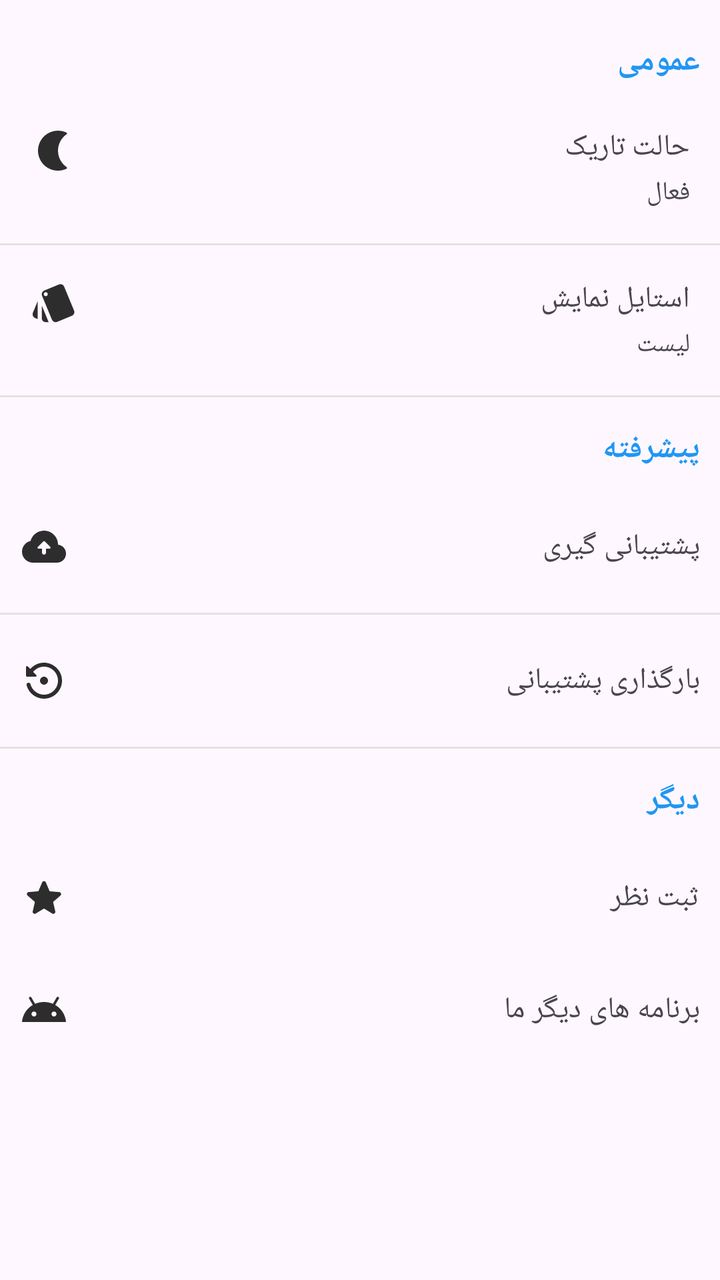
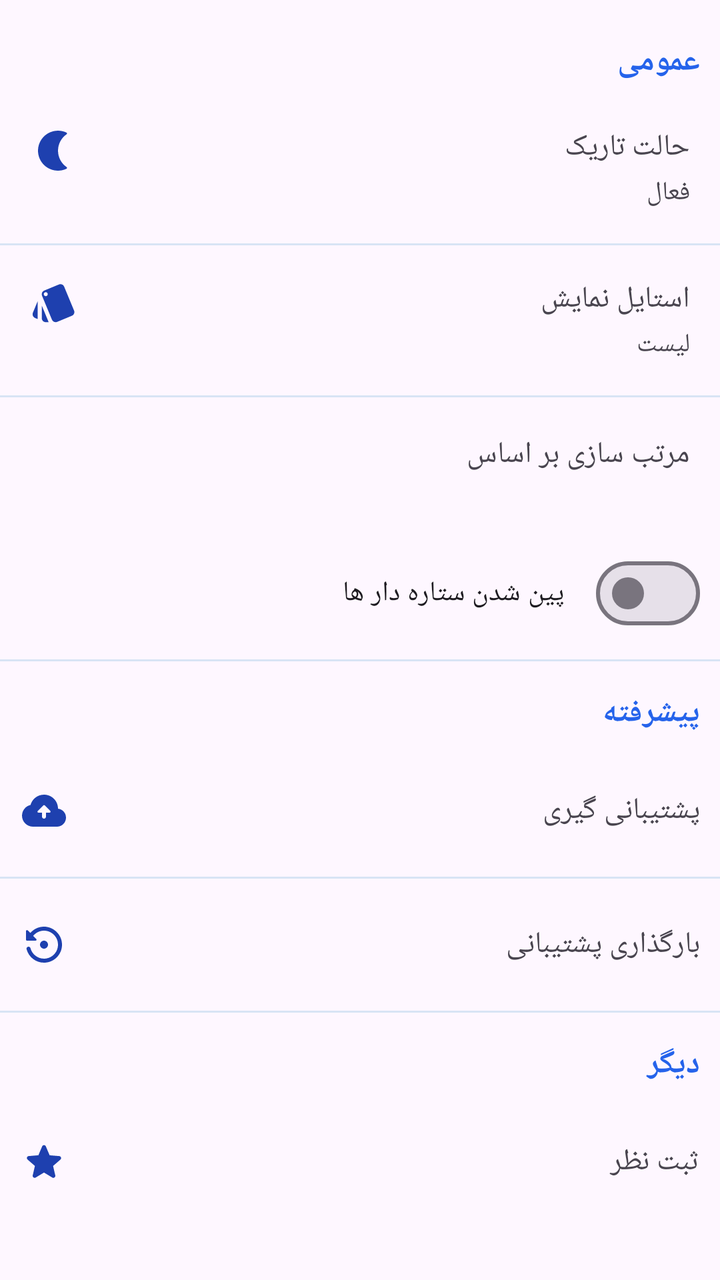

Before-and-after screenshots of an Android layout around one commit, followed by the original layout XML and the change that was made.
<!-- AndroidManifest.xml: application theme Theme.Notes -->
<!-- res/layout/fragment_settings.xml -->
<?xml version="1.0" encoding="utf-8"?>
<LinearLayout xmlns:android="http://schemas.android.com/apk/res/android"
    android:layout_width="match_parent"
    android:layout_height="match_parent">

    <androidx.core.widget.NestedScrollView
        android:layout_width="match_parent"
        android:layout_height="wrap_content">

        <LinearLayout
            android:layout_width="match_parent"
            android:layout_height="wrap_content"
            android:orientation="vertical"
            android:paddingVertical="20dp">

            <androidx.appcompat.widget.AppCompatTextView
                android:layout_width="match_parent"
                android:layout_height="wrap_content"
                android:layout_marginHorizontal="10dp"
                android:layout_marginBottom="10dp"
                android:text="عمومی"
                android:textColor="@color/colorPrimary"
                android:textSize="16sp"
                android:textStyle="bold" />

            <LinearLayout
                android:id="@+id/dark_mode"
                android:layout_width="match_parent"
                android:layout_height="wrap_content"
                android:layout_marginHorizontal="5dp"
                android:background="?selectableItemBackground"
                android:gravity="center_vertical"
                android:minHeight="65dp"
                android:orientation="vertical">

                <androidx.appcompat.widget.AppCompatTextView
                    android:layout_width="match_parent"
                    android:drawablePadding="10dp"
                    android:drawableStart="@drawable/round_nightlight_24"
                    android:layout_height="wrap_content"
                    android:layout_marginHorizontal="10dp"
                    android:text="حالت تاریک"
                    android:textSize="15sp" />

                <androidx.appcompat.widget.AppCompatTextView
                    android:id="@+id/dark_mode_status"
                    android:layout_width="match_parent"
                    android:layout_height="wrap_content"
                    android:layout_marginHorizontal="10dp"
                    android:text="فعال"
                    android:textSize="13sp" />

            </LinearLayout>

            <View
                android:layout_width="match_parent"
                android:layout_height="1dp"
                android:layout_marginVertical="5dp"
                android:background="@color/colorDivider" />

            <LinearLayout
                android:id="@+id/layout_style"
                android:layout_width="match_parent"
                android:layout_height="wrap_content"
                android:layout_marginHorizontal="5dp"
                android:background="?selectableItemBackground"
                android:gravity="center_vertical"
                android:minHeight="65dp"
                android:orientation="vertical">

                <androidx.appcompat.widget.AppCompatTextView
                    android:layout_width="match_parent"
                    android:layout_height="wrap_content"
                    android:drawablePadding="10dp"
                    android:drawableStart="@drawable/round_style_24"
                    android:layout_marginHorizontal="10dp"
                    android:text="استایل نمایش"
                    android:textSize="15sp" />

                <androidx.appcompat.widget.AppCompatTextView
                    android:id="@+id/layout_style_status"
                    android:layout_width="match_parent"
                    android:layout_height="wrap_content"
                    android:layout_marginHorizontal="10dp"
                    android:text="لیست"
                    android:textSize="13sp" />

            </LinearLayout>

            <View
                android:layout_width="match_parent"
                android:layout_height="1dp"
                android:layout_marginVertical="5dp"
                android:background="@color/colorDivider" />

            <androidx.appcompat.widget.AppCompatTextView
                android:layout_width="match_parent"
                android:layout_height="wrap_content"
                android:layout_marginHorizontal="10dp"
                android:layout_marginTop="10dp"
                android:layout_marginBottom="10dp"
                android:text="پیشرفته"
                android:textColor="@color/colorPrimary"
                android:textSize="16sp"
                android:textStyle="bold" />

            <androidx.appcompat.widget.AppCompatTextView
                android:id="@+id/backup"
                android:drawablePadding="10dp"
                android:drawableStart="@drawable/round_backup_24"
                android:layout_width="match_parent"
                android:layout_height="56dp"
                android:background="?selectableItemBackground"
                android:gravity="center_vertical"
                android:paddingHorizontal="10dp"
                android:text="پشتیبانی گیری"
                android:textSize="15sp" />

            <View
                android:layout_width="match_parent"
                android:layout_height="1dp"
                android:layout_marginVertical="5dp"
                android:background="@color/colorDivider" />

            <androidx.appcompat.widget.AppCompatTextView
                android:id="@+id/restore"
                android:drawablePadding="10dp"
                android:drawableStart="@drawable/round_settings_backup_restore_24"
                android:layout_width="match_parent"
                android:layout_height="56dp"
                android:background="?selectableItemBackground"
                android:gravity="center_vertical"
                android:paddingHorizontal="10dp"
                android:text="بارگذاری پشتیبانی"
                android:textSize="15sp" />

            <View
                android:layout_width="match_parent"
                android:layout_height="1dp"
                android:layout_marginVertical="5dp"
                android:background="@color/colorDivider" />

            <androidx.appcompat.widget.AppCompatTextView
                android:layout_width="match_parent"
                android:layout_height="wrap_content"
                android:layout_marginHorizontal="10dp"
                android:layout_marginTop="10dp"
                android:layout_marginBottom="10dp"
                android:text="دیگر"
                android:textColor="@color/colorPrimary"
                android:textSize="16sp"
                android:textStyle="bold" />

            <androidx.appcompat.widget.AppCompatTextView
                android:id="@+id/rate"
                android:layout_width="match_parent"
                android:layout_height="56dp"
                android:background="?selectableItemBackground"
                android:drawableStart="@drawable/round_star_24"
                android:drawablePadding="10dp"
                android:drawableTint="@color/colorIcon"
                android:gravity="center_vertical"
                android:paddingHorizontal="10dp"
                android:text="ثبت نظر"
                android:textSize="15sp" />

            <androidx.appcompat.widget.AppCompatTextView
                android:id="@+id/other_apps"
                android:layout_width="match_parent"
                android:layout_height="56dp"
                android:background="?selectableItemBackground"
                android:drawableStart="@drawable/round_android_24"
                android:drawablePadding="10dp"
                android:gravity="center_vertical"
                android:paddingHorizontal="10dp"
                android:text="برنامه های دیگر ما"
                android:textSize="15sp" />
        </LinearLayout>

    </androidx.core.widget.NestedScrollView>


</LinearLayout>
<!-- resources referenced by this layout -->
<resources>
  <color name="colorDivider">#e2e2e2</color>
  <color name="colorIcon">#2E2D2D</color>
  <color name="colorPrimary">#2196F3</color>
  <!-- drawable round_android_24 (drawable) -->
  <vector xmlns:android="http://schemas.android.com/apk/res/android"
      android:width="24dp"
      android:height="24dp"
      android:tint="@color/colorIcon"
      android:viewportWidth="24"
      android:viewportHeight="24">
      <path
          android:fillColor="@android:color/white"
          android:pathData="M17.6,9.48l1.84,-3.18c0.16,-0.31 0.04,-0.69 -0.26,-0.85c-0.29,-0.15 -0.65,-0.06 -0.83,0.22l-1.88,3.24c-2.86,-1.21 -6.08,-1.21 -8.94,0L5.65,5.67c-0.19,-0.29 -0.58,-0.38 -0.87,-0.2C4.5,5.65 4.41,6.01 4.56,6.3L6.4,9.48C3.3,11.25 1.28,14.44 1,18h22C22.72,14.44 20.7,11.25 17.6,9.48zM7,15.25c-0.69,0 -1.25,-0.56 -1.25,-1.25c0,-0.69 0.56,-1.25 1.25,-1.25S8.25,13.31 8.25,14C8.25,14.69 7.69,15.25 7,15.25zM17,15.25c-0.69,0 -1.25,-0.56 -1.25,-1.25c0,-0.69 0.56,-1.25 1.25,-1.25s1.25,0.56 1.25,1.25C18.25,14.69 17.69,15.25 17,15.25z" />
  </vector>
  <!-- drawable round_nightlight_24 (drawable) -->
  <vector xmlns:android="http://schemas.android.com/apk/res/android"
      android:width="24dp"
      android:height="24dp"
      android:autoMirrored="true"
      android:tint="@color/colorIcon"
      android:viewportWidth="24"
      android:viewportHeight="24">
      <path
          android:fillColor="@android:color/white"
          android:pathData="M11.57,2.3c2.38,-0.59 4.68,-0.27 6.63,0.64c0.35,0.16 0.41,0.64 0.1,0.86C15.7,5.6 14,8.6 14,12s1.7,6.4 4.3,8.2c0.32,0.22 0.26,0.7 -0.09,0.86C16.93,21.66 15.5,22 14,22c-6.05,0 -10.85,-5.38 -9.87,-11.6C4.74,6.48 7.72,3.24 11.57,2.3z" />
  </vector>
  <!-- drawable round_star_24 (drawable) -->
  <vector xmlns:android="http://schemas.android.com/apk/res/android"
      android:width="24dp"
      android:height="24dp"
      android:tint="@color/golden"
      android:viewportWidth="24"
      android:viewportHeight="24">
      <path
          android:fillColor="@android:color/white"
          android:pathData="M12,17.27l4.15,2.51c0.76,0.46 1.69,-0.22 1.49,-1.08l-1.1,-4.72l3.67,-3.18c0.67,-0.58 0.31,-1.68 -0.57,-1.75l-4.83,-0.41l-1.89,-4.46c-0.34,-0.81 -1.5,-0.81 -1.84,0L9.19,8.63L4.36,9.04c-0.88,0.07 -1.24,1.17 -0.57,1.75l3.67,3.18l-1.1,4.72c-0.2,0.86 0.73,1.54 1.49,1.08L12,17.27z" />
  </vector>
  <style name="Theme.Notes" parent="Theme.Material3.DayNight">
          <item name="android:statusBarColor">@color/statusBarColor</item>
          <item name="android:windowLightStatusBar">@bool/windowLightStatusBar</item>
          <item name="colorPrimary">@color/colorPrimary</item>
          <item name="colorPrimaryContainer">@color/colorPrimaryContainer</item>
          <item name="colorOnPrimaryContainer">@color/colorOnPrimaryContainer</item>
          <item name="colorSecondary">@color/colorPrimary</item>
          <item name="background">@color/background</item>
          <item name="colorSurface">@color/background</item>
          <item name="colorOnSurface">@color/colorOnSurface</item>
          <item name="fontFamily">@font/sans</item>
      </style>
  <color name="golden">#FFC107</color>
  <color name="statusBarColor">#E3F2FD</color>
  <color name="colorPrimaryContainer">#E3F2FD</color>
  <color name="colorOnPrimaryContainer">#1565C0</color>
  <color name="background">#FFFFFF</color>
  <color name="colorOnSurface">#000000</color>
  <!-- unchanged entries left out for length: 3 -->
</resources>

<!-- the commit's change to res/layout/fragment_settings.xml (unified diff, before → after) -->
@@ -86,6 +86,43 @@
                     android:textSize="13sp" />
 
             </LinearLayout>
+
+            <View
+                android:layout_width="match_parent"
+                android:layout_height="1dp"
+                android:layout_marginVertical="5dp"
+                android:background="@color/colorDivider" />
+
+            <LinearLayout
+                android:id="@+id/sort_notes"
+                android:layout_width="match_parent"
+                android:layout_height="wrap_content"
+                android:layout_marginHorizontal="5dp"
+                android:background="?selectableItemBackground"
+                android:minHeight="65dp"
+                android:orientation="vertical"
+                android:gravity="center_vertical"
+                android:paddingHorizontal="10dp">
+
+                <TextView
+                    android:layout_width="match_parent"
+                    android:layout_height="wrap_content"
+                    android:text="@string/sort"
+                    android:textSize="15sp" />
+
+                <TextView
+                    android:id="@+id/sort_notes_status"
+                    android:layout_width="match_parent"
+                    android:layout_height="wrap_content"
+                    android:textSize="13sp" />
+            </LinearLayout>
+
+            <com.google.android.material.materialswitch.MaterialSwitch
+                android:id="@+id/pin_favorites"
+                android:layout_width="match_parent"
+                android:layout_height="56dp"
+                android:layout_marginHorizontal="10dp"
+                android:text="@string/pin_favorites" />
 
             <View
                 android:layout_width="match_parent"
@@ -164,17 +201,11 @@
                 android:text="ثبت نظر"
                 android:textSize="15sp" />
 
-            <androidx.appcompat.widget.AppCompatTextView
-                android:id="@+id/other_apps"
-                android:layout_width="match_parent"
-                android:layout_height="56dp"
-                android:background="?selectableItemBackground"
-                android:drawableStart="@drawable/round_android_24"
-                android:drawablePadding="10dp"
-                android:gravity="center_vertical"
-                android:paddingHorizontal="10dp"
-                android:text="برنامه های دیگر ما"
-                android:textSize="15sp" />
+            <LinearLayout
+                android:id="@+id/recommended_apps_container"
+                android:layout_width="match_parent"
+                android:layout_height="wrap_content"
+                android:orientation="vertical" />
         </LinearLayout>
 
     </androidx.core.widget.NestedScrollView>
<!-- resource entries referenced after the edit -->
@@ -1,19 +1,8 @@
 <!-- resources referenced by this layout -->
 <resources>
-  <color name="colorDivider">#e2e2e2</color>
-  <color name="colorIcon">#2E2D2D</color>
-  <color name="colorPrimary">#2196F3</color>
-  <!-- drawable round_android_24 (drawable) -->
-  <vector xmlns:android="http://schemas.android.com/apk/res/android"
-      android:width="24dp"
-      android:height="24dp"
-      android:tint="@color/colorIcon"
-      android:viewportWidth="24"
-      android:viewportHeight="24">
-      <path
-          android:fillColor="@android:color/white"
-          android:pathData="M17.6,9.48l1.84,-3.18c0.16,-0.31 0.04,-0.69 -0.26,-0.85c-0.29,-0.15 -0.65,-0.06 -0.83,0.22l-1.88,3.24c-2.86,-1.21 -6.08,-1.21 -8.94,0L5.65,5.67c-0.19,-0.29 -0.58,-0.38 -0.87,-0.2C4.5,5.65 4.41,6.01 4.56,6.3L6.4,9.48C3.3,11.25 1.28,14.44 1,18h22C22.72,14.44 20.7,11.25 17.6,9.48zM7,15.25c-0.69,0 -1.25,-0.56 -1.25,-1.25c0,-0.69 0.56,-1.25 1.25,-1.25S8.25,13.31 8.25,14C8.25,14.69 7.69,15.25 7,15.25zM17,15.25c-0.69,0 -1.25,-0.56 -1.25,-1.25c0,-0.69 0.56,-1.25 1.25,-1.25s1.25,0.56 1.25,1.25C18.25,14.69 17.69,15.25 17,15.25z" />
-  </vector>
+  <color name="colorDivider">#D8E4F5</color>
+  <color name="colorIcon">#1E40AF</color>
+  <color name="colorPrimary">#2563EB</color>
   <!-- drawable round_nightlight_24 (drawable) -->
   <vector xmlns:android="http://schemas.android.com/apk/res/android"
       android:width="24dp"
@@ -37,6 +26,8 @@
           android:fillColor="@android:color/white"
           android:pathData="M12,17.27l4.15,2.51c0.76,0.46 1.69,-0.22 1.49,-1.08l-1.1,-4.72l3.67,-3.18c0.67,-0.58 0.31,-1.68 -0.57,-1.75l-4.83,-0.41l-1.89,-4.46c-0.34,-0.81 -1.5,-0.81 -1.84,0L9.19,8.63L4.36,9.04c-0.88,0.07 -1.24,1.17 -0.57,1.75l3.67,3.18l-1.1,4.72c-0.2,0.86 0.73,1.54 1.49,1.08L12,17.27z" />
   </vector>
+  <string name="pin_favorites">پین شدن ستاره دار ها</string>
+  <string name="sort">مرتب سازی بر اساس</string>
   <style name="Theme.Notes" parent="Theme.Material3.DayNight">
           <item name="android:statusBarColor">@color/statusBarColor</item>
           <item name="android:windowLightStatusBar">@bool/windowLightStatusBar</item>
@@ -47,14 +38,26 @@
           <item name="background">@color/background</item>
           <item name="colorSurface">@color/background</item>
           <item name="colorOnSurface">@color/colorOnSurface</item>
+          <item name="actionBarStyle">@style/NotesActionBar</item>
+          <item name="actionBarTheme">@style/NotesActionBarTheme</item>
           <item name="fontFamily">@font/sans</item>
       </style>
   <color name="golden">#FFC107</color>
-  <color name="statusBarColor">#E3F2FD</color>
-  <color name="colorPrimaryContainer">#E3F2FD</color>
-  <color name="colorOnPrimaryContainer">#1565C0</color>
-  <color name="background">#FFFFFF</color>
-  <color name="colorOnSurface">#000000</color>
+  <color name="statusBarColor">#1D4ED8</color>
+  <color name="colorPrimaryContainer">#2563EB</color>
+  <color name="colorOnPrimaryContainer">#FFFFFF</color>
+  <color name="background">#F6F9FF</color>
+  <color name="colorOnSurface">#14213D</color>
+  <style name="NotesActionBar" parent="Widget.AppCompat.ActionBar.Solid">
+          <item name="background">@color/colorPrimaryContainer</item>
+          <item name="titleTextStyle">@style/NotesActionBarTitle</item>
+      </style>
+  <style name="NotesActionBarTheme" parent="ThemeOverlay.AppCompat.ActionBar">
+          <item name="colorControlNormal">@color/colorOnPrimaryContainer</item>
+      </style>
+  <style name="NotesActionBarTitle" parent="TextAppearance.AppCompat.Widget.ActionBar.Title">
+          <item name="android:textColor">@color/colorOnPrimaryContainer</item>
+      </style>
   <!-- unchanged entries left out for length: 3 -->
 </resources>
 
